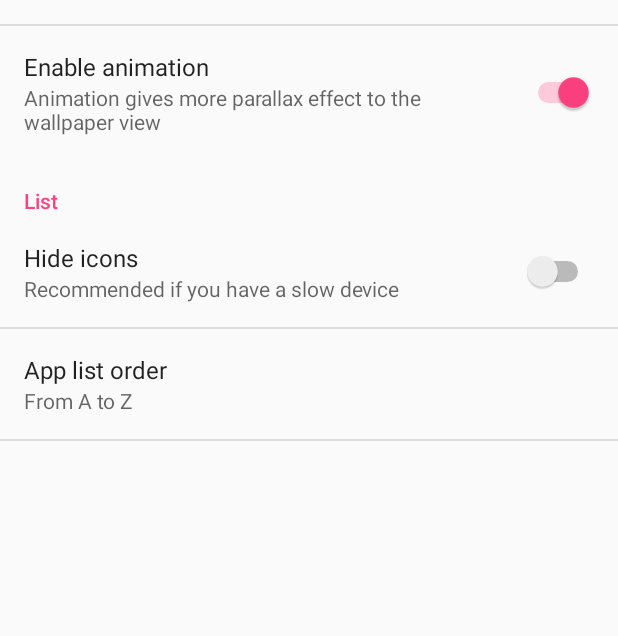
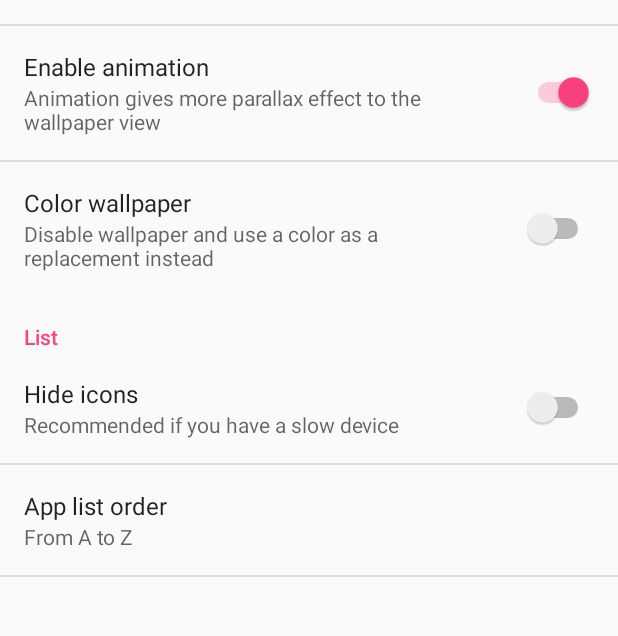
Before and after one commit to F4uzan/HgLauncher, an Android app: the SettingsActivity screen opened directly, with no data from a screen before it, after a tap on "Customizations", on a phone screen of 412 x 824 dp, the part 225-861 px from its top. Run offline under Robolectric (Android 15) with nearby library versions, the phone set to English and light mode, and no system bars.

Commit message:
Add 'color wallpaper' preference
This disables wallpaper loading and replaces wallpaper with colorPrimary (which will soon be customizable)

```diff
--- a/app/src/main/res/values/strings_settings.xml
+++ b/app/src/main/res/values/strings_settings.xml
@@ -25,6 +25,9 @@
     <string name="pref_animation_on">Animation gives more parallax effect to the wallpaper view</string>
     <string name="pref_animation_off">Quickly jumps to the list of apps, skipping the extra delay</string>
 
+    <string name="pref_wallpaper_view">Color wallpaper</string>
+    <string name="pref_wallpaper_view_desc">Disable wallpaper and use a color as a replacement instead</string>
+
     <string name="pref_icon_view">Hide icons</string>
     <string name="pref_icon_view_desc">Recommended if you have a slow device</string>
 </resources>
--- a/app/src/main/res/xml/pref_customization.xml
+++ b/app/src/main/res/xml/pref_customization.xml
@@ -19,6 +19,12 @@
         android:summaryOn="@string/pref_animation_on"
         android:summaryOff="@string/pref_animation_off" />
 
+    <SwitchPreference
+        android:defaultValue="false"
+        android:key="wall_hide_switch"
+        android:title="@string/pref_wallpaper_view"
+        android:summary="@string/pref_wallpaper_view_desc" />
+
     <PreferenceCategory android:title="@string/pref_header_list" />
 
     <SwitchPreference
```
Also changed, not shown: app/src/main/java/f4/hubby/MainActivity.java (+10 -5 lines).
